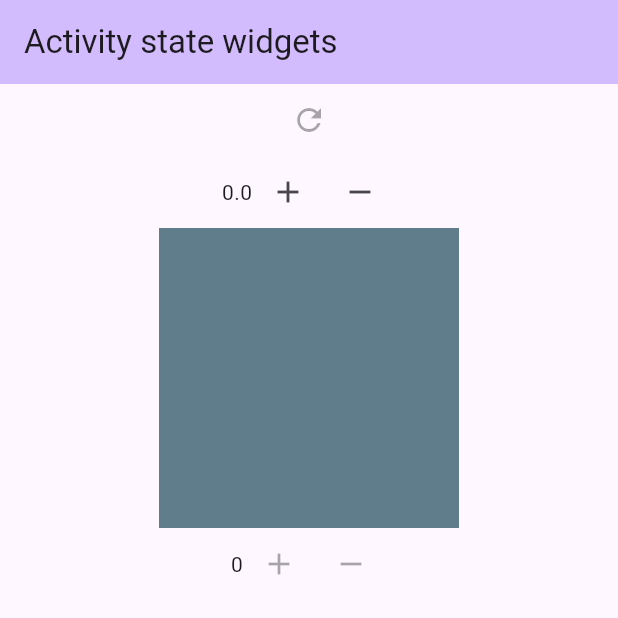
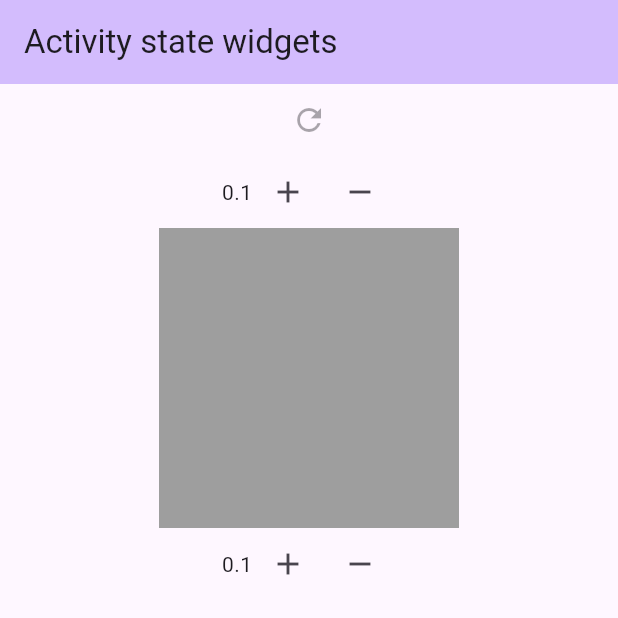
Before and after one commit to Data-ops-rcxd/f_statewidget_activity, a Flutter app: the screen it shows after launch, after a tap on the "add" icon, on a phone screen of 412 x 824 dp, the top half of it. Run offline on Flutter 3.47's test engine with Material 2 defaults, Android fonts, the phone set to English and light mode, and no system bars.

Commit message:
finishing activity

```diff
--- a/lib/ui/page/home_page.dart
+++ b/lib/ui/page/home_page.dart
@@ -1,3 +1,5 @@
+import 'dart:math';
+
 import 'package:flutter/material.dart';
 
 import '../widget/w1.dart';
@@ -35,8 +37,14 @@ class _MyHomePageState extends State<MyHomePage> {
                 add: sum,
                 remove: remove,
               ),
-              W2(),
-              W3()
+              W2(
+                value: value,
+              ),
+              W3(
+                value: value,
+                add: sumplus,
+                remove: removeplus,
+              )
             ],
           ),
         ],
@@ -44,17 +52,31 @@ class _MyHomePageState extends State<MyHomePage> {
     );
   }
 
-  void sum(double value) {
-     setState(() {
+  void sum() {
+    setState(() {
       value += 0.1;
       value = double.parse(value.toStringAsFixed(1));
     });
   }
-  void remove(double value) {
-     setState(() {
+
+  void remove() {
+    setState(() {
       value -= 0.1;
       value = double.parse(value.toStringAsFixed(1));
     });
   }
-  void changetext(String value) {}
+
+  void sumplus() {
+    setState(() {
+      value += 1;
+      value = double.parse(value.toStringAsFixed(1));
+    });
+  }
+
+  void removeplus() {
+    setState(() {
+      value -= 1;
+      value = double.parse(value.toStringAsFixed(1));
+    });
+  }
 }
--- a/lib/ui/widget/w1.dart
+++ b/lib/ui/widget/w1.dart
@@ -7,8 +7,8 @@ class W1 extends StatelessWidget {
   // container margin: const EdgeInsets.all(10),
   // container padding: const EdgeInsets.all(10),
   final double value;
-  final Function(double value) remove;
-  final Function(double value) add;
+  final Function() remove;
+  final Function() add;
 
   @override
   Widget build(BuildContext context) {
@@ -19,8 +19,8 @@ class W1 extends StatelessWidget {
           '$value',
           key: Key('W1Value'),
         ),
-        IconButton(onPressed: () => add, icon: Icon(Icons.add), key: Key('W1Add')),
-        IconButton(onPressed: () => remove, icon: Icon(Icons.remove), key: Key('W1Sub'))
+        IconButton(onPressed: () => add(), icon: const Icon(Icons.add), key: const Key('W1Add')),
+        IconButton(onPressed: () => remove(), icon: Icon(Icons.remove), key: Key('W1Sub'))
       ],
     );
   }
--- a/lib/ui/widget/w2.dart
+++ b/lib/ui/widget/w2.dart
@@ -1,15 +1,15 @@
 import 'package:flutter/material.dart';
 
 class W2 extends StatelessWidget {
-  const W2({super.key});
-  final double value = 0;
+  const W2({super.key, required this.value});
+  final double value;
   @override
   Widget build(BuildContext context) {
     return Container(
       key: const Key('W2'),
       width: 200,
       height: 200,
-      color: Colors.blueGrey, // should be grey when the decimal is bellow 0.4
+      color: value < 0.4 ? Colors.grey : Colors.blueGrey, // should be grey when the decimal is bellow 0.4
     );
   }
 }
--- a/lib/ui/widget/w3.dart
+++ b/lib/ui/widget/w3.dart
@@ -1,23 +1,26 @@
 import 'package:flutter/material.dart';
 
 class W3 extends StatelessWidget {
-  const W3({super.key});
+  const W3({super.key, required this.value, required this.remove, required this.add});
   //color: Theme.of(context).primaryColor,
   // color: Theme.of(context).colorScheme.inversePrimary,
   // container margin: const EdgeInsets.all(10),
   // container padding: const EdgeInsets.all(10),
+  final double value;
+  final Function() remove;
+  final Function() add;
+
   @override
   Widget build(BuildContext context) {
-    return const Row(
+    return Row(
       mainAxisAlignment: MainAxisAlignment.center,
       children: [
-        Text('0', key: Key('W3Value')),
-        IconButton(
-          onPressed: null,
-          icon: Icon(Icons.add),
-          key: Key('W3Add'),
+        Text(
+          '$value',
+          key: Key('W3Value'),
         ),
-        IconButton(onPressed: null, icon: Icon(Icons.remove), key: Key('W3Sub'))
+        IconButton(onPressed: () => add(), icon: const Icon(Icons.add), key: const Key('W3Add')),
+        IconButton(onPressed: () => remove(), icon: Icon(Icons.remove), key: Key('W3Sub'))
       ],
     );
     ;
```
